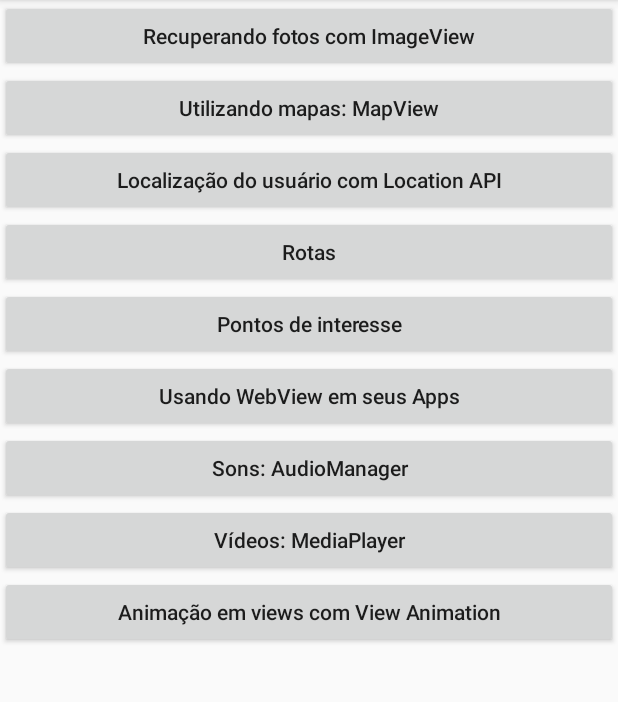
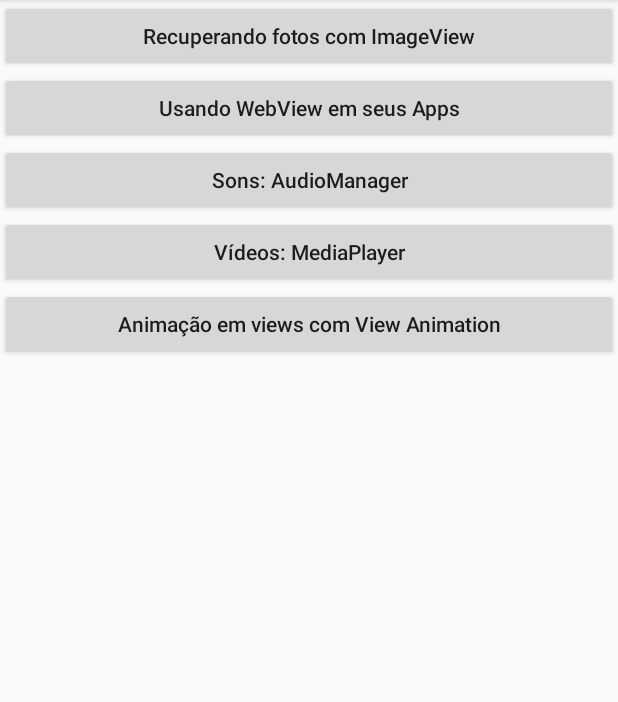
Before and after one commit to mvclopes/Aula5-MediaPlayer, an Android app: the screen it shows after launch (MainActivity), on a phone screen of 412 x 824 dp, the part 84-786 px from its top. Run offline under Robolectric (Android 15) with nearby library versions, the phone set to English and light mode, and no system bars.

Commit message:
Correção pontual

```diff
--- a/app/build.gradle
+++ b/app/build.gradle
@@ -47,8 +47,4 @@ dependencies {
 
     // Glide
     implementation 'com.github.bumptech.glide:glide:4.13.2'
-
-    // Google Play Services
-//    implementation 'com.google.android.gms:play-services:12.0.1'
-
 }
--- a/app/src/main/res/layout/activity_main.xml
+++ b/app/src/main/res/layout/activity_main.xml
@@ -12,34 +12,6 @@
         android:layout_width="match_parent"
         android:layout_height="wrap_content"
         android:text="Recuperando fotos com ImageView"
-        android:textAllCaps="false"/>
-
-    <Button
-        android:id="@+id/mapView"
-        android:layout_width="match_parent"
-        android:layout_height="wrap_content"
-        android:text="Utilizando mapas: MapView"
-        android:textAllCaps="false"/>
-
-    <Button
-        android:id="@+id/locationApi"
-        android:layout_width="match_parent"
-        android:layout_height="wrap_content"
-        android:text="Localização do usuário com Location API"
-        android:textAllCaps="false"/>
-
-    <Button
-        android:id="@+id/rotas"
-        android:layout_width="match_parent"
-        android:layout_height="wrap_content"
-        android:text="Rotas"
-        android:textAllCaps="false"/>
-
-    <Button
-        android:id="@+id/pontosInteresse"
-        android:layout_width="match_parent"
-        android:layout_height="wrap_content"
-        android:text="Pontos de interesse"
         android:textAllCaps="false"/>
 
     <Button
```
